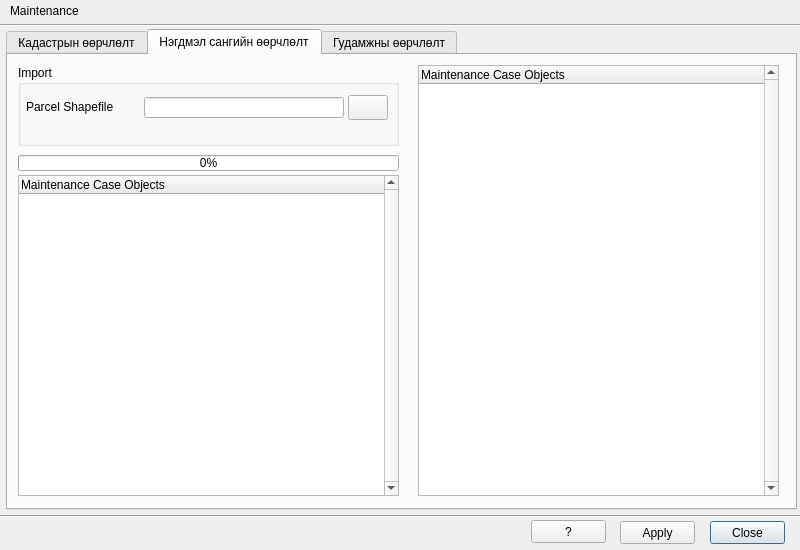
Above: view/CreateCaseDialog.ui from teamlm2/lm2_mgis before the change. Below: the same form after it.
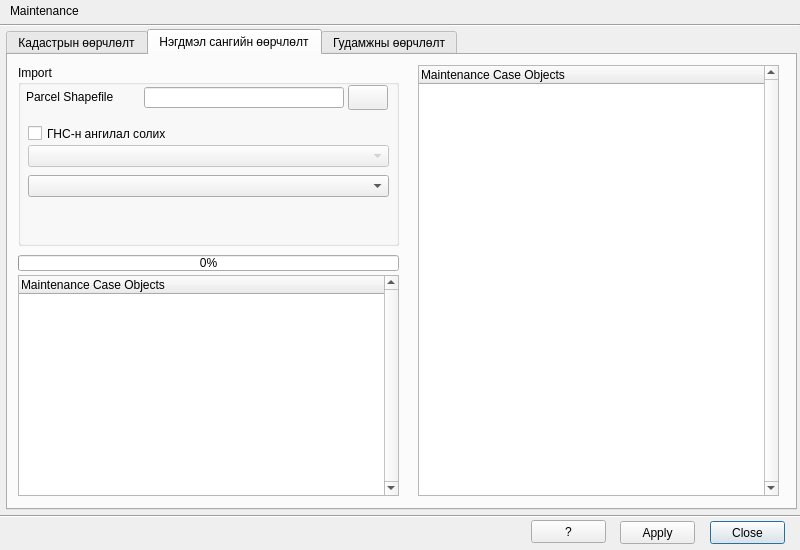
That is the form after the change. Icons and pictures are not drawn.

Diff of the .ui file:
```diff
--- a/view/CreateCaseDialog.ui
+++ b/view/CreateCaseDialog.ui
@@ -678,7 +678,7 @@
        <x>10</x>
        <y>10</y>
        <width>381</width>
-       <height>81</height>
+       <height>181</height>
       </rect>
      </property>
      <property name="title">
@@ -688,7 +688,7 @@
       <property name="geometry">
        <rect>
         <x>126</x>
-        <y>32</y>
+        <y>22</y>
         <width>200</width>
         <height>21</height>
        </rect>
@@ -701,7 +701,7 @@
       <property name="geometry">
        <rect>
         <x>8</x>
-        <y>34</y>
+        <y>24</y>
         <width>101</width>
         <height>16</height>
        </rect>
@@ -717,7 +717,7 @@
       <property name="geometry">
        <rect>
         <x>330</x>
-        <y>30</y>
+        <y>20</y>
         <width>40</width>
         <height>25</height>
        </rect>
@@ -733,14 +733,50 @@
        <bool>true</bool>
       </property>
      </widget>
+     <widget class="QComboBox" name="change_shp_landuse_type_cbox">
+      <property name="enabled">
+       <bool>false</bool>
+      </property>
+      <property name="geometry">
+       <rect>
+        <x>10</x>
+        <y>80</y>
+        <width>361</width>
+        <height>22</height>
+       </rect>
+      </property>
+     </widget>
+     <widget class="QComboBox" name="landuse_maintenance_cbox">
+      <property name="geometry">
+       <rect>
+        <x>10</x>
+        <y>110</y>
+        <width>361</width>
+        <height>22</height>
+       </rect>
+      </property>
+     </widget>
+     <widget class="QCheckBox" name="change_landuse_chbox">
+      <property name="geometry">
+       <rect>
+        <x>10</x>
+        <y>60</y>
+        <width>231</width>
+        <height>17</height>
+       </rect>
+      </property>
+      <property name="text">
+       <string>ГНС-н ангилал солих</string>
+      </property>
+     </widget>
     </widget>
     <widget class="QTreeWidget" name="result_landuse_twidget">
      <property name="geometry">
       <rect>
        <x>10</x>
-       <y>120</y>
+       <y>220</y>
        <width>381</width>
-       <height>321</height>
+       <height>221</height>
       </rect>
      </property>
      <property name="verticalScrollBarPolicy">
@@ -780,7 +816,7 @@
      <property name="geometry">
       <rect>
        <x>10</x>
-       <y>100</y>
+       <y>200</y>
        <width>381</width>
        <height>16</height>
       </rect>
```
